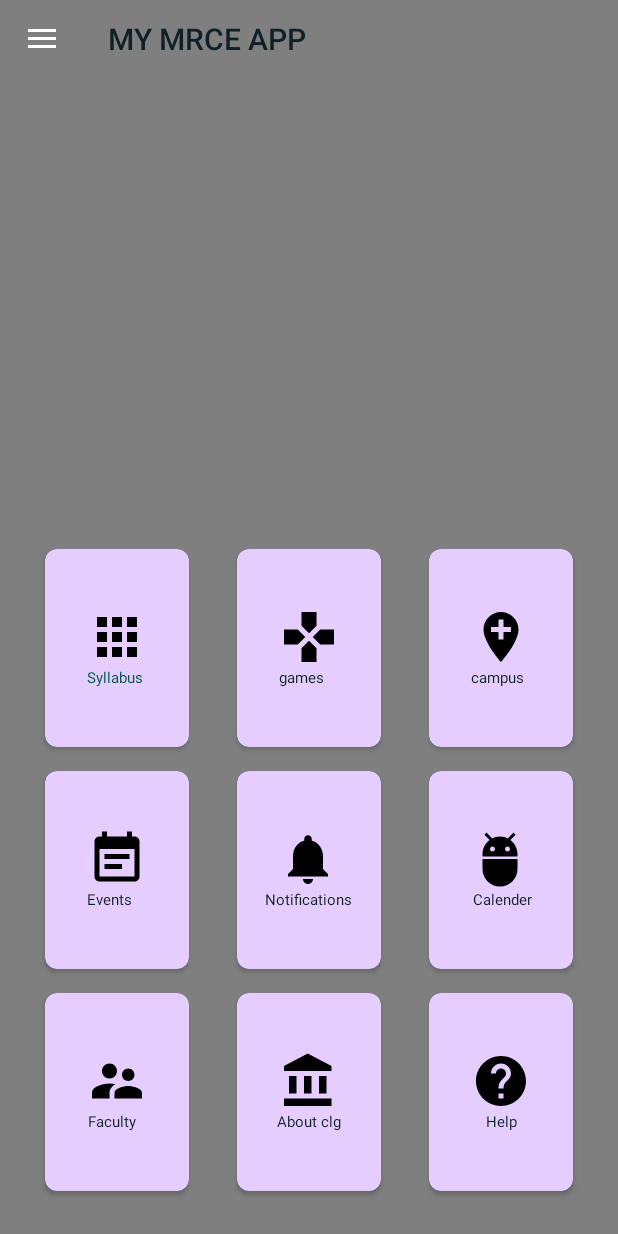
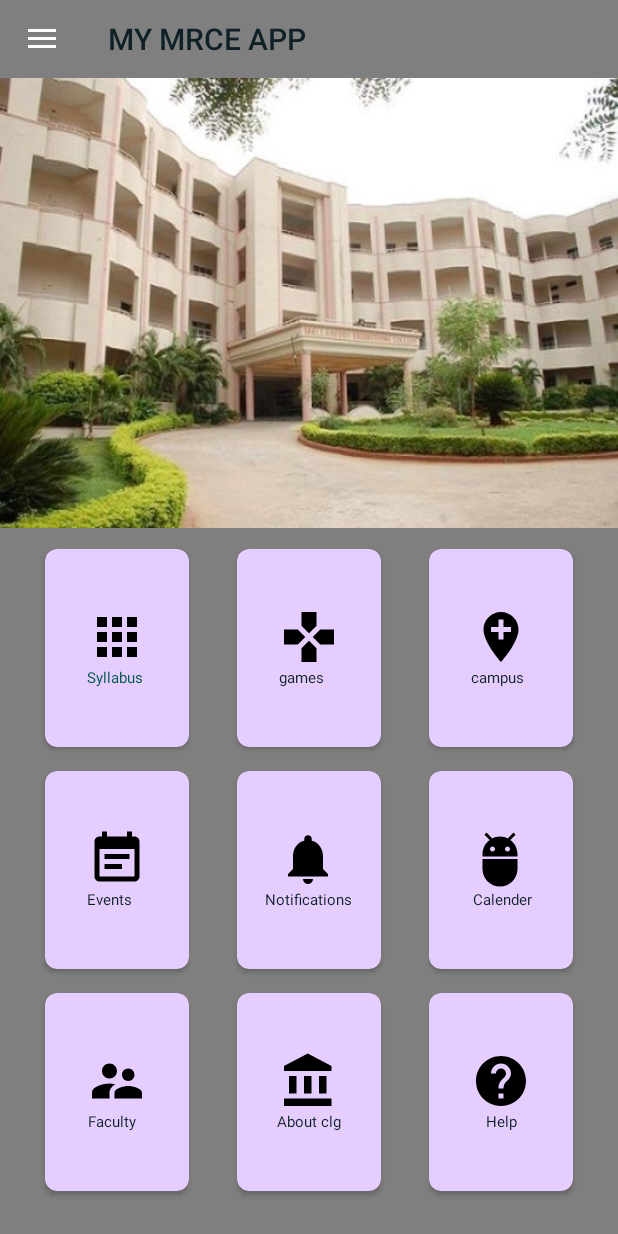
Before and after one commit to sulemanahmed-cyber/MY_MRCE_APP, an Android app: the screen it shows after launch (MainActivity), on a phone screen of 412 x 824 dp. Run offline under Robolectric (Android 15) with nearby library versions, the phone set to English and light mode, and no system bars.

Commit message:
kens burn view added

```diff
--- a/app/src/main/java/com/test/mymrceapp/MainActivity.java
+++ b/app/src/main/java/com/test/mymrceapp/MainActivity.java
@@ -15,7 +15,9 @@ import android.os.Build;
 import android.os.Bundle;
 import android.view.MenuItem;
 import android.widget.ExpandableListView;
+import android.widget.ImageView;
 import android.widget.Toast;
+import android.widget.ViewFlipper;
 
 import com.google.android.material.navigation.NavigationView;
 
@@ -30,7 +32,7 @@ public class MainActivity extends AppCompatActivity {
     ActionBarDrawerToggle actionBarDrawerToggle;
     NavigationView navigationView;
     AlertDialog alertDialog;
-
+    ViewFlipper v_flipper;
 
 
     @Override
@@ -38,7 +40,12 @@ public class MainActivity extends AppCompatActivity {
         super.onCreate(savedInstanceState);
         setContentView(R.layout.activity_main);
 
-
+        //viewflipper
+        int images []={R.drawable.mrce1,R.drawable.mrce2,R.drawable.nss1,R.drawable.fresko};
+        v_flipper=findViewById(R.id.v_flipper);
+               for (int image:images){
+                   flipperImages(image);
+               }
 
 
         //toolbar and navigation code <navstarts>
@@ -120,6 +127,24 @@ public class MainActivity extends AppCompatActivity {
            //<navends/>
     }
 
+
+    //view flipper images
+    public void  flipperImages(int image){
+        ImageView imageView= new ImageView(this);
+        imageView.setBackgroundResource(image);
+
+        v_flipper.addView(imageView);
+        v_flipper.setFlipInterval(4000);
+        v_flipper.setAutoStart(true);
+
+        //animation
+        v_flipper.setInAnimation(this,android.R.anim.fade_in);
+        v_flipper.setInAnimation(this,android.R.anim.fade_out);
+
+    }
+
+
+
     //toolbar code
     private void setUpToolbar()
     {
--- a/app/src/main/res/layout/activity_main.xml
+++ b/app/src/main/res/layout/activity_main.xml
@@ -35,6 +35,12 @@
 
         </androidx.appcompat.widget.Toolbar>
 
+        <ViewFlipper
+            android:id="@+id/v_flipper"
+            android:layout_width="match_parent"
+            android:layout_height="300dp"
+            />
+
         <GridLayout
             android:layout_weight="2"
             android:id="@+id/gridLayout5"
@@ -43,7 +49,7 @@
             android:alignmentMode="alignMargins"
             android:columnCount="3"
             android:columnOrderPreserved="false"
-            android:layout_marginTop="300dp"
+
             android:padding="14dp"
             android:rowCount="3"
             tools:layout_editor_absoluteY="300dp">
```
Also changed, not shown: app/src/main/res/drawable/bg1.xml (added, +9 -0 lines), app/src/main/res/drawable/ic_favorite.xml (added, +9 -0 lines), app/src/main/res/drawable/ic_location.xml (added, +9 -0 lines), app/src/main/res/drawable/ic_search.xml (added, +9 -0 lines), app/src/main/res/drawable/ic_star.xml (added, +9 -0 lines), app/src/main/res/drawable/fresko.jpeg (added), app/src/main/res/drawable/mrce1.png (added), app/src/main/res/drawable/mrce2.jpg (added), app/src/main/res/drawable/nss1.jpeg (added).
